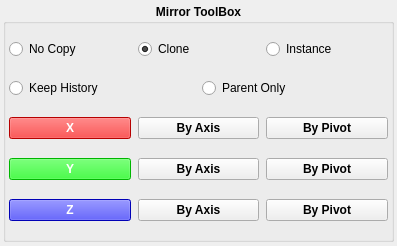
Before: the Qt Designer form src/developer/main/polytools/mirrortools/ui/mirrorUI.ui in code-google-com/mayatools, drawn with Qt 5.
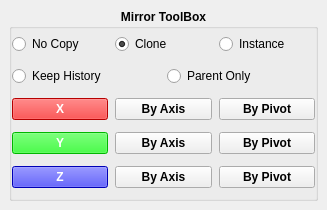
After: the same form once the commit is applied.

Patch:
```diff
--- a/src/developer/main/polytools/mirrortools/ui/mirrorUI.ui
+++ b/src/developer/main/polytools/mirrortools/ui/mirrorUI.ui
@@ -6,48 +6,17 @@
    <rect>
     <x>0</x>
     <y>0</y>
-    <width>397</width>
-    <height>246</height>
+    <width>327</width>
+    <height>210</height>
    </rect>
   </property>
-  <property name="sizePolicy">
-   <sizepolicy hsizetype="Preferred" vsizetype="Fixed">
-    <horstretch>0</horstretch>
-    <verstretch>0</verstretch>
-   </sizepolicy>
-  </property>
   <property name="windowTitle">
    <string>MainWindow</string>
   </property>
-  <property name="autoFillBackground">
-   <bool>false</bool>
-  </property>
   <widget class="QWidget" name="centralwidget">
-   <property name="sizePolicy">
-    <sizepolicy hsizetype="Preferred" vsizetype="Preferred">
-     <horstretch>0</horstretch>
-     <verstretch>0</verstretch>
-    </sizepolicy>
-   </property>
-   <property name="layoutDirection">
-    <enum>Qt::LeftToRight</enum>
-   </property>
-   <layout class="QVBoxLayout" name="verticalLayout" stretch="0">
-    <property name="spacing">
-     <number>9</number>
-    </property>
-    <property name="leftMargin">
-     <number>3</number>
-    </property>
-    <property name="topMargin">
-     <number>4</number>
-    </property>
-    <property name="rightMargin">
-     <number>3</number>
-    </property>
-    <property name="bottomMargin">
-     <number>4</number>
-    </property>
+   <layout class="QVBoxLayout" name="verticalLayout">
+    <item>
+     <layout class="QVBoxLayout" name="vlayout">
     <item>
      <widget class="QGroupBox" name="groupBox_2">
       <property name="sizePolicy">
@@ -82,7 +51,7 @@
         <number>7</number>
        </property>
        <property name="margin">
-        <number>3</number>
+          <number>0</number>
        </property>
        <item>
         <layout class="QHBoxLayout" name="horizontalLayout_8">
@@ -351,6 +320,8 @@
        </item>
       </layout>
      </widget>
+      </item>
+     </layout>
     </item>
    </layout>
   </widget>
```
Left out of the diff: 17 changed lines with no effect on the pictures. Lines whose indentation alone changed are shown as unchanged.
